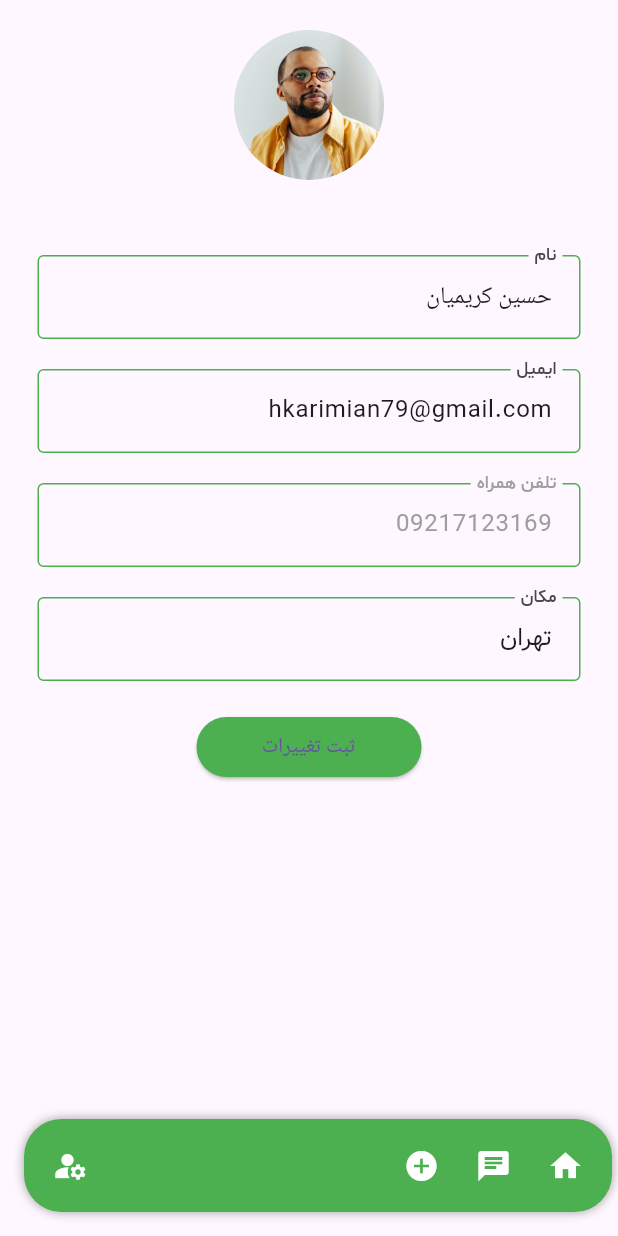
After one commit to MadPad124/Adminor, a Flutter app: the Profile screen opened directly, on a phone screen of 412 x 824 dp. The commit adds this screen. Run offline on Flutter 3.47's test engine with Material 3 defaults, Android fonts, the phone set to English and light mode, and no system bars; our stand-ins replace animated_splash_screen, animated_text_kit, chat_bubbles, page_transition, shared_preferences; missing offline and left inert: mobkit_dashed_border; accounts and stored records are empty; project files that could hold a hidden picture were left out.

Commit message:
ایجاد صفحه پروفایل

```diff
--- /dev/null
+++ b/lib/MyProfile.dart
@@ -0,0 +1,116 @@
+import 'package:flutter/material.dart';
+import 'package:mobkit_dashed_border/mobkit_dashed_border.dart';
+import 'AdeversitingPages/AdeversitingPage.dart';
+import 'AdeversitingPages/NewAdeversitingPage.dart';
+import 'Settings/settingsPage.dart';
+import 'chat/displayChatPage.dart';
+bool haveImage=false;
+class Profile extends StatelessWidget {
+  const Profile({Key? key}) : super(key: key);
+
+  @override
+  Widget build(BuildContext context) {
+    var w=MediaQuery.of(context).size.width;
+
+    TextEditingController nameController=TextEditingController(text: 'حسین کریمیان');
+    TextEditingController emailController=TextEditingController(text: 'hkarimian79@gmail.com');
+    TextEditingController phoneController=TextEditingController(text:'09217123169');
+    TextEditingController locationController=TextEditingController(text:'تهران');
+    return Scaffold(
+      body:  Center(
+        child: Padding(
+          padding: const EdgeInsets.only(top: 20.0),
+          child: Column(
+              crossAxisAlignment: CrossAxisAlignment.center,
+              children: [
+          StatefulBuilder(builder: (BuildContext context, StateSetter setState)=>
+             InkWell(
+              borderRadius: BorderRadius.circular(50),
+              onTap: (){setState((){haveImage=!haveImage;});},
+              child: Container(
+                width: 100,
+                height: 100,
+                decoration: BoxDecoration(
+                  border:  const DashedBorder.fromBorderSide(side: BorderSide(color: Colors.green), dashLength: 6),
+                  borderRadius: BorderRadius.circular(50)),
+              child:  Center(child:haveImage==false?ClipRRect(borderRadius: BorderRadius.circular(50),child: Image.asset('assets/images/UserRandom.png')):Text('افزودن تصویر',style: TextStyle(fontFamily: 'Shabnam'),)),
+              ),
+            ),
+          ),
+                const SizedBox(height: 50),
+                SizedBox(
+                  width: w-50,
+                  child: TextField(keyboardType: TextInputType.name,controller: nameController,decoration: const InputDecoration(label:Text('نام',style: TextStyle(fontFamily: 'Shabnam'),),
+                      enabledBorder: OutlineInputBorder(borderSide: BorderSide(color: Colors.green,width: 1)),
+                      focusedBorder: OutlineInputBorder(borderSide: BorderSide(color: Colors.blue,width: 2))
+                  ,
+                  ),),
+                ),
+                const SizedBox(height: 20),
+                SizedBox(
+                  width: w-50,
+                  child: TextField(style:const TextStyle(fontFamily: 'Vazir'),controller: emailController,keyboardType: TextInputType.emailAddress,decoration: const InputDecoration(label:Text('ایمیل',style: TextStyle(fontFamily: 'Shabnam'),),
+                      enabledBorder: OutlineInputBorder(borderSide: BorderSide(color: Colors.green,width: 1)),
+                      focusedBorder: OutlineInputBorder(borderSide: BorderSide(color: Colors.blue,width: 2))
+                  ,
+                  ),),
+                ),
+                const SizedBox(height: 20),
+                SizedBox(
+                  width: w-50,
+                  child: TextField(style:const TextStyle(fontFamily: 'Vazir',color: Colors.grey),controller:phoneController,readOnly: true,keyboardType: TextInputType.number,decoration: const InputDecoration(label:Text('تلفن همراه',style: TextStyle(fontFamily: 'Shabnam'),),
+                      enabledBorder: OutlineInputBorder(borderSide: BorderSide(color: Colors.green,width: 1)),
+                      focusedBorder: OutlineInputBorder(borderSide: BorderSide(color: Colors.green,width: 1)),labelStyle: TextStyle(color: Colors.grey)
+                  ,
+                  ),),
+                ),
+                const SizedBox(height: 20),
+                SizedBox(
+                  width: w-50,
+                  child: TextField(style:const TextStyle(fontFamily: 'Vazir'),controller:locationController,readOnly: true,keyboardType: TextInputType.number,decoration: const InputDecoration(label:Text('مکان',style: TextStyle(fontFamily: 'Shabnam'),),
+                    enabledBorder: OutlineInputBorder(borderSide: BorderSide(color: Colors.green,width: 1)),
+                    focusedBorder: OutlineInputBorder(borderSide: BorderSide(color: Colors.blue,width: 2))
+                    ,
+                  ),),
+                ),
+                const SizedBox(height: 20),
+                ElevatedButton(onPressed: (){},style: ButtonStyle(fixedSize: MaterialStateProperty.all(const Size(150, 40)),backgroundColor: MaterialStateProperty.all(Colors.green)), child: const Text('ثبت تغییرات'),)
+          ]),
+        ),
+      ),
+      floatingActionButton:bottomMenu(context) ,
+    );
+  }
+}
+Widget bottomMenu(context) {
+  return Container(
+    decoration: BoxDecoration(
+      boxShadow: const [BoxShadow(color: Colors.grey,blurRadius: 5)],
+      borderRadius: BorderRadius.circular(25), color: Colors.green,),
+    width: MediaQuery.of(context).size.width - 20,
+    child: Padding(
+      padding: const EdgeInsets.all(7.0),
+      child: Row(
+          crossAxisAlignment: CrossAxisAlignment.center,
+          mainAxisAlignment: MainAxisAlignment.spaceBetween,
+          children: [
+            Row(
+              crossAxisAlignment: CrossAxisAlignment.center,
+              mainAxisAlignment: MainAxisAlignment.center,
+              children: [
+                IconButton(onPressed: () {Navigator.push(context, MaterialPageRoute(builder: (context) => const AdvertisingPage(),));},
+                    icon: const Icon(Icons.home, color: Colors.white,)),
+                IconButton(onPressed: () {Navigator.push(context, MaterialPageRoute(builder: (context) => const DisplayChat(),));},
+                    icon: const Icon(Icons.chat, color: Colors.white)),
+                IconButton(onPressed: () {Navigator.push(context, MaterialPageRoute(builder: (context) => const HomePage(),));},
+                    icon: const Icon(Icons.add_circle, color: Colors.white)),
+              ],),
+            IconButton(onPressed: () {Navigator.push(context, MaterialPageRoute(builder: (context) =>const SettingsPage(),));},
+                icon: const Icon(
+                  Icons.manage_accounts_sharp, color: Colors.white,))
+          ]),
+    ),
+
+  );
+
+}
--- a/lib/Settings/settingsPage.dart
+++ b/lib/Settings/settingsPage.dart
@@ -1,4 +1,5 @@
 
+import 'package:adminor/MyProfile.dart';
 import 'package:adminor/loginPages/loginPage.dart';
 import 'package:flutter/material.dart';
 import 'package:flutter/cupertino.dart';
@@ -61,7 +62,7 @@ class SettingsPage extends StatelessWidget {
             ],),
             Column(children: [
               Container(width: MediaQuery.of(context).size.width,decoration: BoxDecoration(border: Border(bottom: BorderSide(color: Colors.grey.withOpacity(0.3)))),),
-              option(context, 'پروفایل من',Icons.account_circle_outlined,Colors.green, const AdvertisingPage()),
+              option(context, 'پروفایل من',Icons.account_circle_outlined,Colors.green, const Profile()),
               Container(width: MediaQuery.of(context).size.width,decoration: BoxDecoration(border: Border(bottom: BorderSide(color: Colors.grey.withOpacity(0.3)))),),
               option(context, 'نشان شده ها',Icons.star_rounded,Colors.yellow ,const FavoritePage()),
               Container(width: MediaQuery.of(context).size.width,decoration: BoxDecoration(border: Border(bottom: BorderSide(color: Colors.grey.withOpacity(0.3)))),),
```
